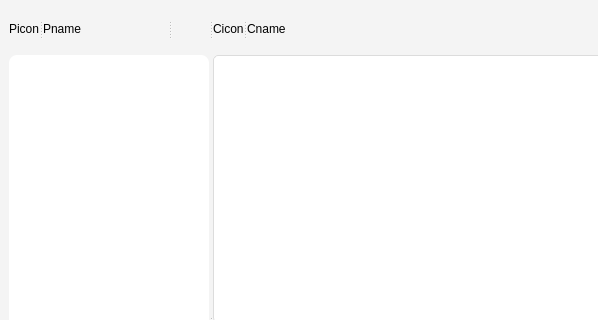
Old version of the form mainwindow.ui in the repository exquet/Messenger; both pictures show x 0 to 598 and y 0 to 320 of the 800 by 603 pixel window.
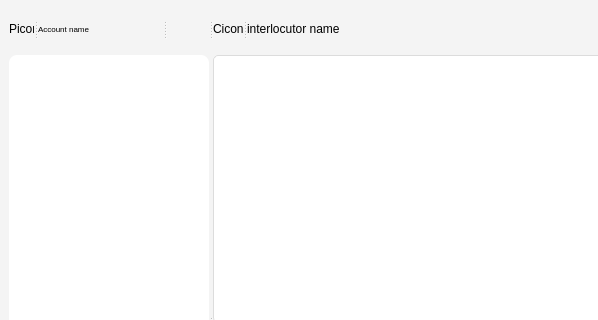
New version of the form.

```diff
--- a/mainwindow.ui
+++ b/mainwindow.ui
@@ -116,13 +116,13 @@
             <widget class="QLabel" name="myProfile_l">
              <property name="minimumSize">
               <size>
-               <width>30</width>
+               <width>25</width>
                <height>0</height>
               </size>
              </property>
              <property name="maximumSize">
               <size>
-               <width>60</width>
+               <width>25</width>
                <height>16777215</height>
               </size>
              </property>
@@ -146,8 +146,13 @@
                <height>16777215</height>
               </size>
              </property>
+             <property name="font">
+              <font>
+               <pointsize>6</pointsize>
+              </font>
+             </property>
              <property name="text">
-              <string>Pname</string>
+              <string>Account name</string>
              </property>
             </widget>
            </widget>
@@ -162,7 +167,7 @@
             </property>
             <property name="sizeHint" stdset="0">
              <size>
-              <width>40</width>
+              <width>5</width>
               <height>20</height>
              </size>
             </property>
@@ -261,7 +266,7 @@
               </size>
              </property>
              <property name="text">
-              <string>Cname</string>
+              <string>interlocutor name</string>
              </property>
             </widget>
            </widget>
```
Left out of the diff: 6 changed lines with no effect on the pictures.
